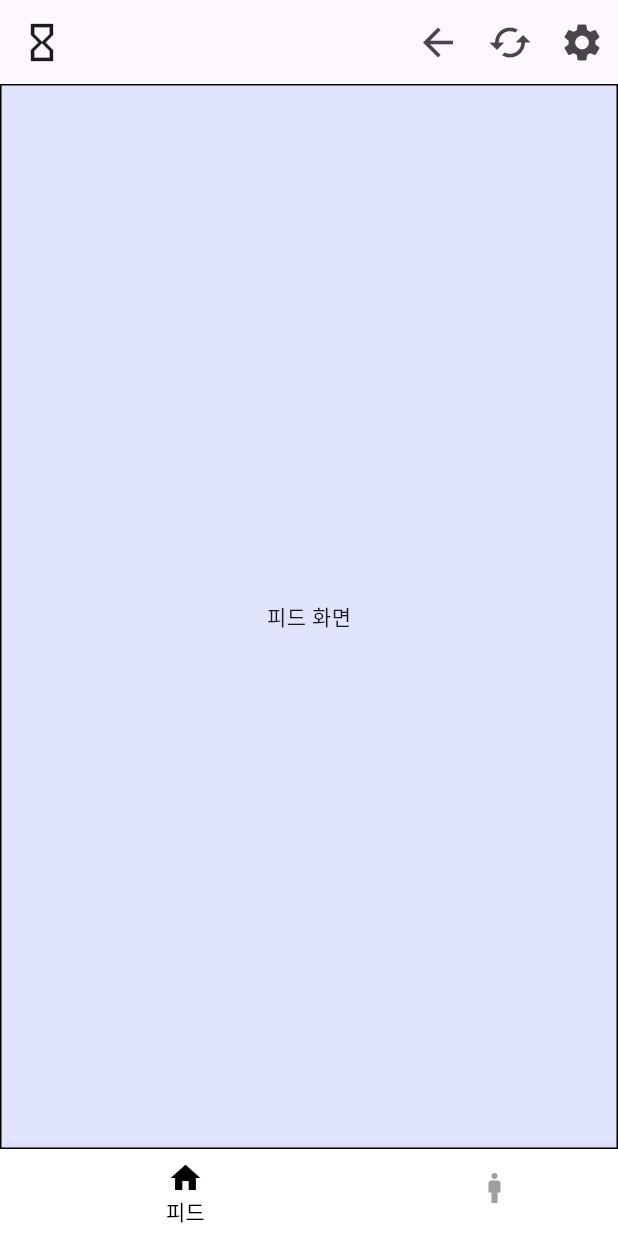
After one commit to ak4700159/todo-mate, a Flutter app: the EntryPoint screen opened by its route, on a phone screen of 412 x 824 dp. The commit adds this screen. Run offline on Flutter 3.47's test engine with Material 3 defaults, Android fonts, the phone set to English and light mode, and no system bars.

Commit message:
피드 화면틀만 표현, 로그인 화면 기능 추가 진행 중

```diff
--- /dev/null
+++ b/lib/entry_point.dart
@@ -0,0 +1,93 @@
+import 'package:flutter/cupertino.dart';
+import 'package:flutter/material.dart';
+import 'package:todomate/screen/my_page_screen/my_page_screen.dart';
+import 'package:todomate/screen/peed_screen(main)/peed_screen.dart';
+import 'model/todo.dart';
+
+class EntryPoint extends StatefulWidget {
+  const EntryPoint({super.key});
+
+  @override
+  State<EntryPoint> createState() => _EntryPointState();
+}
+
+class _EntryPointState extends State<EntryPoint> {
+  List<Todo> todos = [];
+  int _selectedBottomNavigation = 0;
+
+  @override
+  void initState() {
+    // TODO: implement initState
+    super.initState();
+  }
+
+  @override
+  Widget build(BuildContext context) {
+    return Scaffold(
+      appBar: AppBar(
+        leading: const Icon(
+          Icons.hourglass_empty,
+          size: 30,
+        ),
+        actions: [
+          IconButton(
+            onPressed: () {
+              Navigator.pushNamedAndRemoveUntil(
+                  context, '/login_screen', (route) => false);
+            },
+            icon: const Icon(
+              Icons.arrow_back,
+              size: 30,
+            ),
+          ),
+          IconButton(
+            onPressed: () {
+              setState(() {
+                print('set state');
+              });
+            },
+            icon: const Icon(
+              Icons.cached,
+              size: 30,
+            ),
+          ),
+          IconButton(
+            onPressed: () {},
+            icon: const Icon(
+              Icons.settings,
+              size: 30,
+            ),
+          ),
+        ],
+      ),
+      bottomNavigationBar: BottomNavigationBar(
+        type: BottomNavigationBarType.shifting,
+        items: const [
+          BottomNavigationBarItem(
+            icon: Icon(
+              Icons.home,
+            ),
+            backgroundColor: Colors.white,
+            label: "피드",
+          ),
+          BottomNavigationBarItem(
+            icon: Icon(
+              Icons.man,
+            ),
+            backgroundColor: Colors.white,
+            label: "My",
+          ),
+        ],
+        currentIndex: _selectedBottomNavigation,
+        selectedItemColor: Colors.black,
+        unselectedItemColor: Colors.grey,
+        onTap: (index) {
+          setState(() {
+            _selectedBottomNavigation = index;
+          });
+        },
+      ),
+      body: _selectedBottomNavigation == 0 ? PeedScreen() : MyPageScreen(),
+    );
+  }
+}
--- /dev/null
+++ b/lib/screen/peed_screen(main)/peed_screen.dart
@@ -0,0 +1,25 @@
+import 'package:flutter/cupertino.dart';
+
+class PeedScreen extends StatelessWidget {
+  const PeedScreen({super.key});
+
+  @override
+  Widget build(BuildContext context) {
+    return Container(
+      decoration: BoxDecoration(
+        border: Border.all(width: 1),
+        color: const Color(0xAAD1DAFA),
+      ),
+      width: MediaQuery.of(context).size.width,
+      height: MediaQuery.of(context).size.height,
+      child: Column(
+        mainAxisAlignment: MainAxisAlignment.center,
+        children: [
+          Text(
+            '피드 화면',
+          ),
+        ],
+      ),
+    );
+  }
+}
--- a/pubspec.yaml
+++ b/pubspec.yaml
@@ -35,6 +35,7 @@ dependencies:
   # The following adds the Cupertino Icons font to your application.
   # Use with the CupertinoIcons class for iOS style icons.
   cupertino_icons: ^1.0.6
+  http: ^1.2.1
 
 dev_dependencies:
   flutter_test:
```
Also changed, not shown: lib/function/id_check_function.dart (added, +19 -0 lines), lib/main.dart (+8 -1 lines), lib/screen/login_screen/login_screen.dart (+2 -13 lines), lib/screen/login_screen/register_screen.dart (+50 -16 lines), lib/screen/my_page_screen/my_page_screen.dart (+17 -1 lines), lib/screen/peed_screen/peed_screen.dart (deleted, +0 -20 lines), pubspec.lock, 1 other file.
